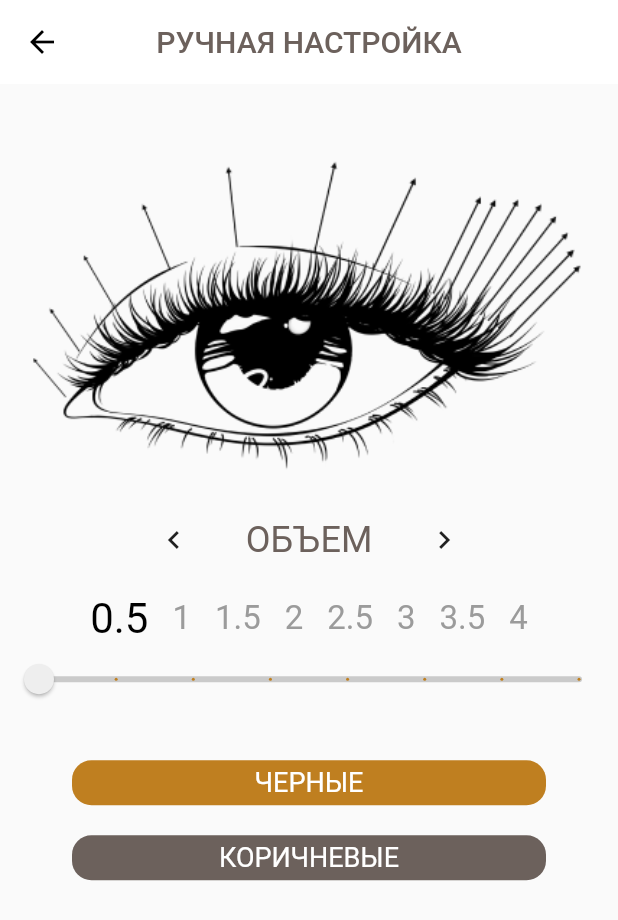
After one commit to northernerwolf/LashMap, a Flutter app: the AddCustomSchemePage screen opened directly, after a tap on the "chevron right" icon, on a phone screen of 412 x 824 dp. The commit adds this screen. Shown: the top 920 px of the screen. Run offline on Flutter 3.47's test engine with Material 2 defaults, Android fonts, the phone set to English and light mode, and no system bars; our stand-ins replace connectivity_plus, dio, internet_connection_checker, shared_preferences, table_calendar; accounts and stored records are empty; project files that could hold a hidden picture were left out.

Commit message:
custom settings on progress

```diff
--- /dev/null
+++ b/lib/components/app_bar.dart
@@ -0,0 +1,14 @@
+import 'package:flutter/material.dart';
+import 'package:lash_map/utils/app_colors.dart';
+
+AppBar appBar(String title) {
+  return AppBar(
+    centerTitle: true,
+    elevation: 0,
+    backgroundColor: Colors.white,
+    title: Text(
+      title,
+      style: const TextStyle(color: AppColors.primary),
+    ),
+  );
+}
--- a/lib/db/models/client_list.dart
+++ b/lib/db/models/client_list.dart
@@ -1,12 +1,16 @@
 class ClientList {
   final String fullName;
+  final String phone;
   final int id;
+
   ClientList({
     required this.fullName,
+    required this.phone,
     required this.id,
   });
 
   ClientList.fromMap(Map<String, dynamic> json)
       : fullName = json["fullName"],
-        id = json["id"];
+        id = json["id"],
+        phone = json["phone"];
 }
--- a/lib/pages/add_new_client.dart
+++ b/lib/pages/add_new_client.dart
@@ -3,6 +3,7 @@ import 'package:flutter/material.dart';
 import 'package:flutter/src/widgets/container.dart';
 import 'package:flutter/src/widgets/framework.dart';
 
+import '../components/app_bar.dart';
 import '../db/repo/request.dart';
 import '../utils/app_colors.dart';
 import '../utils/utils.dart';
@@ -45,6 +46,7 @@ class _AddNewClientPageState extends State<AddNewClientPage> {
   @override
   Widget build(BuildContext context) {
     return Scaffold(
+      appBar: appBar("ДОБАВИТЬ КЛИЕНТА"),
       body: SafeArea(
         child: GestureDetector(
           onTap: () => FocusManager.instance.primaryFocus?.unfocus(),
@@ -230,8 +232,8 @@ class _AddNewClientPageState extends State<AddNewClientPage> {
                           }).catchError((e) {
                             Navigator.pop(context);
 
-                            showSnackBar(context,
-                                "Пожалуйста, укажите правильный телефон без символов!");
+                            showSnackBar(
+                                context, "Не верный формат номера телефона");
                             print(e);
                           });
                         }
--- /dev/null
+++ b/lib/pages/add_scheme/add_custom_scheme.dart
@@ -0,0 +1,35 @@
+import 'package:flutter/material.dart';
+import 'package:lash_map/components/app_bar.dart';
+import 'package:lash_map/pages/add_scheme/custom_scheme_settings/add_zones.dart';
+import 'package:lash_map/pages/add_scheme/custom_scheme_settings/volume.dart';
+import 'package:provider/provider.dart';
+
+import '../../providers/custom_lash_provider.dart';
+
+class AddCustomSchemePage extends StatelessWidget {
+  const AddCustomSchemePage({super.key});
+
+  @override
+  Widget build(BuildContext context) {
+    final addZonesProvider = Provider.of<CustomLashProvider>(context);
+
+    return Scaffold(
+      appBar: appBar("РУЧНАЯ НАСТРОЙКА"),
+      body: Column(
+        children: [
+          Image.asset("assets/images/eye1.png"),
+          const SizedBox(
+            height: 18,
+          ),
+          Expanded(
+            child: PageView(
+              controller: addZonesProvider.pageController,
+              physics: const BouncingScrollPhysics(),
+              children: const [AddZones(), LashVolume()],
+            ),
+          )
+        ],
+      ),
+    );
+  }
+}
--- /dev/null
+++ b/lib/pages/add_scheme/custom_scheme_settings/add_zones.dart
@@ -0,0 +1,134 @@
+import 'package:flutter/cupertino.dart';
+import 'package:flutter/material.dart';
+import 'package:lash_map/providers/custom_lash_provider.dart';
+import 'package:lash_map/utils/app_colors.dart';
+import 'package:provider/provider.dart';
+
+class AddZones extends StatelessWidget {
+  const AddZones({super.key});
+
+  @override
+  Widget build(BuildContext context) {
+    final addZonesProvider = Provider.of<CustomLashProvider>(context);
+    return SingleChildScrollView(
+      physics: const BouncingScrollPhysics(),
+      child: Column(
+        children: [
+          Row(
+            mainAxisAlignment: MainAxisAlignment.center,
+            children: [
+              IconButton(
+                onPressed: () {
+                  addZonesProvider.goToPrevious();
+                },
+                icon: const Icon(Icons.chevron_left),
+              ),
+              const SizedBox(
+                width: 24,
+              ),
+              const Text(
+                "КОЛИЧЕСТВО ЗОН",
+                style: TextStyle(color: AppColors.primary, fontSize: 24),
+              ),
+              const SizedBox(
+                width: 24,
+              ),
+              IconButton(
+                onPressed: () {
+                  addZonesProvider.goToNext();
+                },
+                icon: const Icon(Icons.chevron_right),
+              ),
+            ],
+          ),
+          Row(
+            mainAxisAlignment: MainAxisAlignment.center,
+            children: List.generate(14, (index) {
+              if (index + 2 == addZonesProvider.zoneValue) {
+                return Text(
+                  "${index + 2}",
+                  style: const TextStyle(
+                      color: Color.fromARGB(255, 78, 78, 78), fontSize: 24),
+                );
+              } else {
+                return const Padding(
+                  padding: EdgeInsets.symmetric(horizontal: 4),
+                  child: Icon(
+                    Icons.circle,
+                    size: 6,
+                    color: Color(0xff88888c),
+                  ),
+                );
+              }
+            }),
+          ),
+          Slider(
+            value: addZonesProvider.zoneValue,
+            activeColor: AppColors.secondary,
+            min: 2,
+            max: 15,
+            divisions: 13,
+            inactiveColor: const Color(0xffcacaca),
+            thumbColor: const Color(0xffeeeeee),
+            onChanged: (value) {
+              print(value);
+              addZonesProvider.setZoneValue(value);
+            },
+          ),
+          Column(
+            children:
+                List.generate(addZonesProvider.zoneValue.toInt() - 1, (index) {
+              return FittedBox(
+                child: Row(
+                  children: [
+                    const SizedBox(
+                      width: 12,
+                    ),
+                    Container(
+                      width: 120,
+                      height: 42,
+                      decoration: BoxDecoration(
+                          borderRadius: BorderRadius.circular(13),
+                          color: AppColors.primary),
+                      child: Center(
+                          child: Text(
+                        "зона ${index + 2}",
+                        style:
+                            const TextStyle(color: Colors.white, fontSize: 20),
+                      )),
+                    ),
+                    Slider(
+                      value: addZonesProvider.zoneValues[index],
+                      activeColor: AppColors.secondary,
+                      min: 0,
+                      max: 15,
+                      inactiveColor: const Color(0xffcacaca),
+                      thumbColor: const Color(0xffeeeeee),
+                      onChanged: (value) {
+                        addZonesProvider.setZoneValues(index, value);
+                      },
+                    ),
+                    Container(
+                        width: 34,
+                        height: 34,
+                        decoration: BoxDecoration(
+                            borderRadius: BorderRadius.circular(13),
+                            color: Colors.white,
+                            border: Border.all(
+                                color: const Color(0xffebebeb), width: 1)),
+                        child: const Icon(
+                          Icons.lock_outline,
+                        )),
+                    const SizedBox(
+                      width: 12,
+                    ),
+                  ],
+                ),
+              );
+            }),
+          )
+        ],
+      ),
+    );
+  }
+}
--- /dev/null
+++ b/lib/pages/add_scheme/custom_scheme_settings/volume.dart
@@ -0,0 +1,131 @@
+import 'package:flutter/material.dart';
+import 'package:provider/provider.dart';
+
+import '../../../providers/custom_lash_provider.dart';
+import '../../../utils/app_colors.dart';
+
+class LashVolume extends StatelessWidget {
+  const LashVolume({super.key});
+
+  @override
+  Widget build(BuildContext context) {
+    final addZonesProvider = Provider.of<CustomLashProvider>(context);
+
+    return SingleChildScrollView(
+      physics: const BouncingScrollPhysics(),
+      child: Column(
+        children: [
+          Row(
+            mainAxisAlignment: MainAxisAlignment.center,
+            children: [
+              IconButton(
+                onPressed: () {
+                  addZonesProvider.goToPrevious();
+                },
+                icon: const Icon(Icons.chevron_left),
+              ),
+              const SizedBox(
+                width: 24,
+              ),
+              const Text(
+                "ОБЪЕМ",
+                style: TextStyle(color: AppColors.primary, fontSize: 24),
+              ),
+              const SizedBox(
+                width: 24,
+              ),
+              IconButton(
+                onPressed: () {
+                  addZonesProvider.goToNext();
+                },
+                icon: const Icon(Icons.chevron_right),
+              ),
+            ],
+          ),
+          const SizedBox(
+            height: 12,
+          ),
+          Row(
+            mainAxisAlignment: MainAxisAlignment.center,
+            children: List.generate(8, (index) {
+              return Padding(
+                padding: const EdgeInsets.symmetric(horizontal: 8),
+                child: Text(
+                  index.floor().isOdd
+                      ? "${addZonesProvider.volumeTextList[index].toInt()}"
+                      : "${addZonesProvider.volumeTextList[index]}",
+                  style: TextStyle(
+                    color: addZonesProvider.volumeValue ==
+                            addZonesProvider.volumeTextList[index]
+                        ? Colors.black
+                        : const Color.fromARGB(255, 155, 155, 155),
+                    fontSize: addZonesProvider.volumeValue ==
+                            addZonesProvider.volumeTextList[index]
+                        ? 28
+                        : 22,
+                  ),
+                ),
+              );
+            }),
+          ),
+          Slider(
+            value: addZonesProvider.volumeValue,
+            activeColor: AppColors.secondary,
+            min: 0.5,
+            max: 4,
+            divisions: 7,
+            inactiveColor: const Color(0xffcacaca),
+            thumbColor: const Color(0xffeeeeee),
+            onChanged: (value) {
+              addZonesProvider.setVolumeValue(value);
+            },
+          ),
+          const SizedBox(
+            height: 30,
+          ),
+          GestureDetector(
+            onTap: () {
+              addZonesProvider.updateIsBlack();
+            },
+            child: Container(
+              width: double.infinity,
+              height: 30,
+              margin: const EdgeInsets.symmetric(horizontal: 48),
+              decoration: BoxDecoration(
+                  borderRadius: BorderRadius.circular(13),
+                  color: addZonesProvider.isBlack
+                      ? AppColors.secondary
+                      : AppColors.primary),
+              child: const Center(
+                child: Text("ЧЕРНЫЕ",
+                    style: TextStyle(fontSize: 18, color: Colors.white)),
+              ),
+            ),
+          ),
+          const SizedBox(
+            height: 20,
+          ),
+          GestureDetector(
+            onTap: () {
+              addZonesProvider.updateIsBlack();
+            },
+            child: Container(
+              width: double.infinity,
+              height: 30,
+              margin: const EdgeInsets.symmetric(horizontal: 48),
+              decoration: BoxDecoration(
+                  borderRadius: BorderRadius.circular(13),
+                  color: addZonesProvider.isBlack
+                      ? AppColors.primary
+                      : AppColors.secondary),
+              child: const Center(
+                child: Text("КОРИЧНЕВЫЕ",
+                    style: TextStyle(fontSize: 18, color: Colors.white)),
+              ),
+            ),
+          ),
+        ],
+      ),
+    );
+  }
+}
--- a/lib/pages/auth/change_password.dart
+++ b/lib/pages/auth/change_password.dart
@@ -2,6 +2,7 @@ import 'package:flutter/cupertino.dart';
 import 'package:flutter/material.dart';
 import 'package:flutter/src/foundation/key.dart';
 import 'package:flutter/src/widgets/framework.dart';
+import 'package:lash_map/components/app_bar.dart';
 import 'package:lash_map/db/repo/request.dart';
 import 'package:lash_map/utils/app_colors.dart';
 import 'package:shared_preferences/shared_preferences.dart';
@@ -49,6 +50,7 @@ class _ChangePasswordPageState extends State<ChangePasswordPage> {
   Widget build(BuildContext context) {
     return Scaffold(
       backgroundColor: const Color(0xffF9F9F9),
+      appBar: appBar("ИЗМЕНИТЬ ПАРОЛЬ"),
       body: GestureDetector(
         onTap: () => FocusManager.instance.primaryFocus?.unfocus(),
         child: SafeArea(
--- a/lib/pages/bottom_navigation.dart
+++ b/lib/pages/bottom_navigation.dart
@@ -8,7 +8,7 @@ import 'package:lash_map/pages/clients.dart';
 import 'package:lash_map/pages/calendar.dart';
 import 'package:lash_map/pages/home.dart';
 import 'package:lash_map/pages/menu.dart';
-import 'package:lash_map/pages/add.dart';
+import 'package:lash_map/pages/add_scheme/add_scheme.dart';
 import 'package:lash_map/utils/app_colors.dart';
 
 class BottomNavPage extends StatefulWidget {
@@ -54,7 +54,6 @@ class _BottomNavPageState extends State<BottomNavPage> {
   @override
   Widget build(BuildContext context) {
     return Scaffold(
-        resizeToAvoidBottomInset: false,
         bottomNavigationBar: BottomNavigationBar(
           type: BottomNavigationBarType.fixed,
           showUnselectedLabels: false,
--- a/lib/pages/home.dart
+++ b/lib/pages/home.dart
@@ -131,7 +131,7 @@ class _HomePageState extends State<HomePage> {
                                 keyboardType: TextInputType.name,
                                 decoration: const InputDecoration(
                                   isDense: true,
-                                  hintText: "ваша имя",
+                                  hintText: "ваше имя",
                                   hintStyle: TextStyle(
                                       color: Color(0xff858383),
                                       fontWeight: FontWeight.w400),
@@ -464,8 +464,7 @@ class _HomePageState extends State<HomePage> {
       setState(() {
         isLoaded = true;
       });
-      showSnackBar(context,
-          "Проверьте подключение к Интернету или ваше имя содержит недопустимые символы!!");
+      showSnackBar(context, "Не верный формат номера телефона");
       print(e);
     });
   }
--- /dev/null
+++ b/lib/providers/custom_lash_provider.dart
@@ -0,0 +1,44 @@
+import 'package:flutter/cupertino.dart';
+
+class CustomLashProvider extends ChangeNotifier {
+  PageController pageController = PageController();
+  double zoneValue = 2;
+  double volumeValue = 0.5;
+  List<double> volumeTextList = [0.5, 1, 1.5, 2, 2.5, 3, 3.5, 4];
+  List<double> zoneValues = List.generate(14, (index) => 0);
+  bool isBlack = true;
+
+  Future<void> setZoneValue(double value) async {
+    zoneValue = value;
+    notifyListeners();
+  }
+
+  Future<void> updateIsBlack() async {
+    isBlack = !isBlack;
+    notifyListeners();
+  }
+
+  Future<void> setVolumeValue(double value) async {
+    volumeValue = value;
+    notifyListeners();
+  }
+
+  Future<void> setZoneValues(int index, double value) async {
+    zoneValues[index] = value;
+    notifyListeners();
+  }
+
+  goToNext() {
+    if (pageController.page != 6) {
+      pageController.nextPage(
+          duration: const Duration(milliseconds: 500), curve: Curves.easeInOut);
+    }
+  }
+
+  goToPrevious() {
+    if (pageController.page != 0) {
+      pageController.previousPage(
+          duration: const Duration(milliseconds: 500), curve: Curves.easeInOut);
+    }
+  }
+}
```
Also changed, not shown: lib/main.dart (+10 -5 lines), lib/pages/add.dart (deleted, +0 -32 lines), lib/pages/add_event.dart (+4 -9 lines), lib/pages/add_scheme/add_scheme.dart (added, +92 -0 lines), lib/pages/calendar_day.dart (+5 -6 lines), lib/pages/clients.dart (+8 -0 lines), lib/pages/edit_client.dart (+5 -2 lines), lib/utils/utils.dart (+9 -0 lines), assets/images/eye1.png (added).
